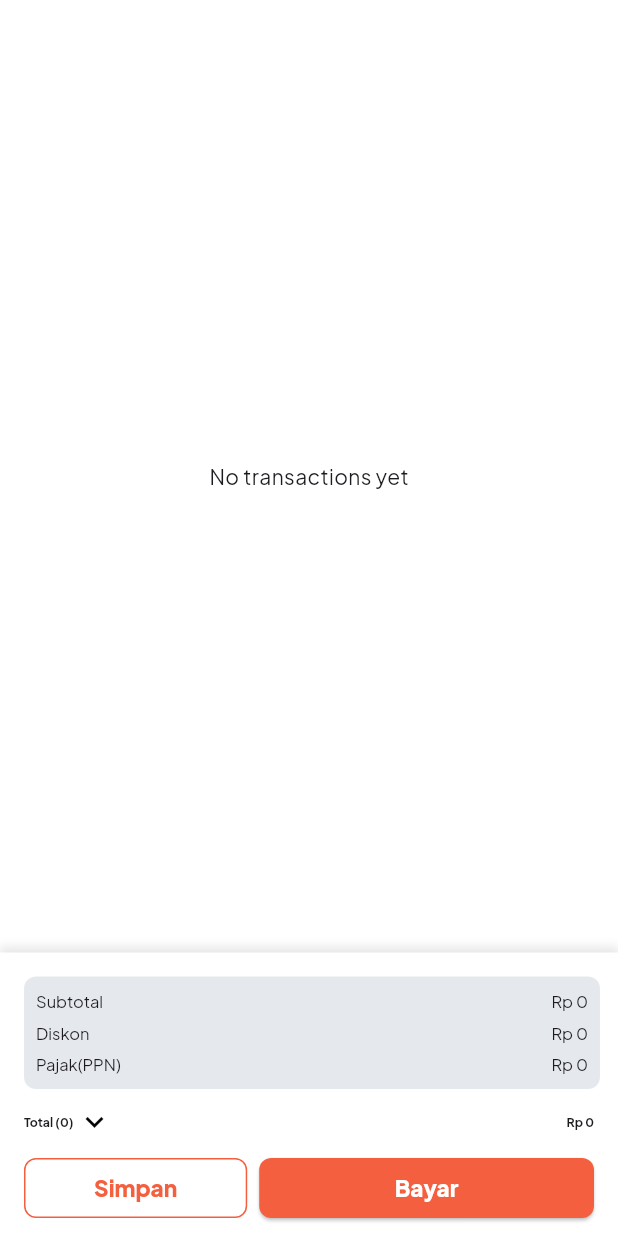
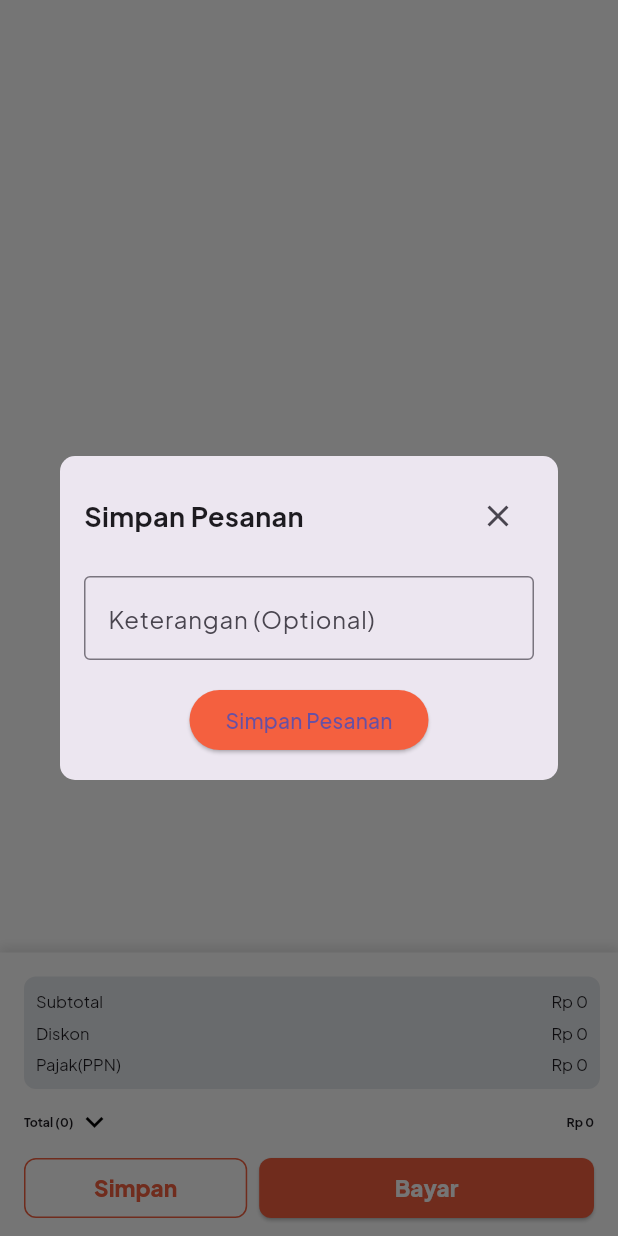
Before and after one commit to AKIB-POS/akib_pos, a Flutter app: the RightBody widget shown alone on an empty page, opened directly, after a tap on "Simpan", on a phone screen of 412 x 824 dp. Run offline on Flutter 3.47's test engine with Material 3 defaults, Android fonts, the phone set to English and light mode, and no system bars; our stand-ins replace badges, bloc, connectivity_plus, dartz, dropdown_button2, equatable and 8 more; missing offline and left inert: d_info; accounts and stored records are empty; network calls fail.

Commit message:
cashier - add save logic

```diff
--- /dev/null
+++ b/lib/features/cashier/data/models/full_transaction_models.dart
@@ -0,0 +1,27 @@
+import 'package:akib_pos/features/cashier/data/models/transaction_model.dart';
+
+class FullTransactionModel {
+  final List<TransactionModel> transactions;
+  final String savedNotes;
+  final DateTime time; // Add this line
+
+  FullTransactionModel({
+    required this.transactions,
+    required this.savedNotes,
+    required this.time, // Add this line
+  });
+
+  Map<String, dynamic> toJson() => {
+    'transactions': transactions.map((t) => t.toJson()).toList(),
+    'savedNotes': savedNotes,
+    'time': time.toIso8601String(), // Add this line
+  };
+
+  factory FullTransactionModel.fromJson(Map<String, dynamic> json) => FullTransactionModel(
+    transactions: (json['transactions'] as List)
+        .map((item) => TransactionModel.fromJson(item))
+        .toList(),
+    savedNotes: json['savedNotes'],
+    time: DateTime.parse(json['time']), // Add this line
+  );
+}
--- /dev/null
+++ b/lib/features/cashier/presentation/bloc/badge/badge_cubit.dart
@@ -0,0 +1,15 @@
+import 'package:akib_pos/features/cashier/data/datasources/transaction_service.dart';
+import 'package:akib_pos/features/cashier/data/models/full_transaction_models.dart';
+import 'package:flutter_bloc/flutter_bloc.dart';
+
+class BadgeCubit extends Cubit<int> {
+  final TransactionService _transactionService;
+
+  BadgeCubit(this._transactionService) : super(0);
+
+  void updateBadgeCount() async {
+    List<FullTransactionModel> transactions = await _transactionService.getFullTransactions();
+    emit(transactions.length);
+  }
+
+}
--- a/lib/features/cashier/presentation/bloc/cashier_cubit.dart
+++ b/lib/features/cashier/presentation/bloc/cashier_cubit.dart
@@ -23,7 +23,6 @@ class CashierCubit extends Cubit<CashierState> {
     emit(state.copyWith(isLoading: true));
     try {
       await _fetchDataFromApi();
-
       final categories = await localDataSource.getCachedCategories();
       final subCategories = await localDataSource.getCachedSubCategories();
       final products = await localDataSource.getCachedProducts();
--- a/lib/features/cashier/presentation/pages/cashier_page.dart
+++ b/lib/features/cashier/presentation/pages/cashier_page.dart
@@ -1,5 +1,5 @@
-import 'package:akib_pos/features/cashier/presentation/widgets/left_body.dart';
-import 'package:akib_pos/features/cashier/presentation/widgets/right_body.dart';
+import 'package:akib_pos/features/cashier/presentation/widgets/content_body_cashier/left_body.dart';
+import 'package:akib_pos/features/cashier/presentation/widgets/content_body_cashier/right_body.dart';
 import 'package:flutter/material.dart';
 import 'package:akib_pos/common/app_colors.dart';
 import 'package:akib_pos/features/home/widget/my_drawer.dart';
--- a/lib/features/cashier/presentation/widgets/left_body.dart
+++ b/lib/features/cashier/presentation/widgets/content_body_cashier/left_body.dart
@@ -1,8 +1,8 @@
 import 'package:akib_pos/common/app_colors.dart';
 import 'package:akib_pos/features/cashier/presentation/bloc/cashier_cubit.dart';
-import 'package:akib_pos/features/cashier/presentation/widgets/category_drop_down.dart';
-import 'package:akib_pos/features/cashier/presentation/widgets/menu_grid.dart';
-import 'package:akib_pos/features/cashier/presentation/widgets/sub_category_list.dart';
+import 'package:akib_pos/features/cashier/presentation/widgets/content_body_cashier/category_drop_down.dart';
+import 'package:akib_pos/features/cashier/presentation/widgets/content_body_cashier/menu_grid.dart';
+import 'package:akib_pos/features/cashier/presentation/widgets/content_body_cashier/sub_category_list.dart';
 import 'package:flutter/material.dart';
 import 'package:flutter_bloc/flutter_bloc.dart';
 
--- a/lib/features/cashier/presentation/widgets/menu_grid.dart
+++ b/lib/features/cashier/presentation/widgets/content_body_cashier/menu_grid.dart
@@ -3,7 +3,7 @@ import 'package:akib_pos/common/app_text_styles.dart';
 import 'package:akib_pos/features/cashier/data/models/menu_item_exmpl.dart';
 import 'package:akib_pos/features/cashier/data/models/product_model.dart';
 import 'package:akib_pos/features/cashier/presentation/bloc/cashier_cubit.dart';
-import 'package:akib_pos/features/cashier/presentation/widgets/product_dialog.dart';
+import 'package:akib_pos/features/cashier/presentation/widgets/transaction/product_dialog.dart';
 import 'package:akib_pos/util/utils.dart';
 import 'package:flutter/material.dart';
 import 'package:flutter_bloc/flutter_bloc.dart';
--- a/lib/features/cashier/presentation/widgets/right_body.dart
+++ b/lib/features/cashier/presentation/widgets/content_body_cashier/right_body.dart
@@ -1,8 +1,12 @@
 import 'package:akib_pos/common/app_colors.dart';
 import 'package:akib_pos/common/app_text_styles.dart';
+import 'package:akib_pos/features/cashier/data/models/full_transaction_models.dart';
+import 'package:akib_pos/features/cashier/data/models/transaction_model.dart';
+import 'package:akib_pos/features/cashier/presentation/bloc/badge/badge_cubit.dart';
 import 'package:akib_pos/features/cashier/presentation/bloc/transaction/process_transaction_cubit.dart';
 import 'package:akib_pos/features/cashier/presentation/bloc/transaction/transaction_cubit.dart';
-import 'package:akib_pos/features/cashier/presentation/widgets/product_dialog.dart';
+import 'package:akib_pos/features/cashier/presentation/widgets/transaction/product_dialog.dart';
+import 'package:akib_pos/features/cashier/presentation/widgets/transaction/save_transaction_dialog.dart';
 import 'package:akib_pos/util/utils.dart';
 import 'package:extended_image/extended_image.dart';
 import 'package:flutter/material.dart';
@@ -49,8 +53,8 @@ class RightBody extends StatelessWidget {
                                 children: [
                                   ExtendedImage.network(
                                     transaction.product.imageUrl,
-                                    width: 90,
-                                    height: 90,
+                                    width: 80,
+                                    height: 80,
                                     fit: BoxFit.fill,
                                     cache: true,
                                     shape: BoxShape.rectangle,
@@ -197,7 +201,8 @@ class RightBody extends StatelessWidget {
                     ),
                   ],
                 ),
-                padding: EdgeInsets.only(left: 16,right: 12, top: 0,bottom: 2),
+                padding:
+                    EdgeInsets.only(left: 16, right: 12, top: 0, bottom: 2),
                 child: AnimatedCrossFade(
                   firstChild: Container(
                     decoration: BoxDecoration(
@@ -218,12 +223,16 @@ class RightBody extends StatelessWidget {
                         visible: processState.isDetailsVisible,
                         child: Container(
                           margin: EdgeInsets.only(top: 16),
-                          decoration: BoxDecoration(borderRadius: BorderRadius.circular(8), color: AppColors.textGrey300.withOpacity(0.8)),
-                          padding: EdgeInsets.symmetric(horizontal: 8, vertical: 8),
+                          decoration: BoxDecoration(
+                              borderRadius: BorderRadius.circular(8),
+                              color: AppColors.textGrey300.withOpacity(0.8)),
+                          padding:
+                              EdgeInsets.symmetric(horizontal: 8, vertical: 8),
                           child: Column(
                             children: [
                               Row(
-                                mainAxisAlignment: MainAxisAlignment.spaceBetween,
+                                mainAxisAlignment:
+                                    MainAxisAlignment.spaceBetween,
                                 children: [
                                   Text('Subtotal', style: AppTextStyle.body3),
                                   Text(
@@ -234,16 +243,22 @@ class RightBody extends StatelessWidget {
                               ),
                               const SizedBox(height: 4),
                               Row(
-                                mainAxisAlignment: MainAxisAlignment.spaceBetween,
+                                mainAxisAlignment:
+                                    MainAxisAlignment.spaceBetween,
                                 children: [
                                   Text('Diskon', style: AppTextStyle.body3),
-                                  Text(Utils.formatCurrencyDouble(_calculateDiscount(
-                                  context.read<TransactionCubit>().state)),style: AppTextStyle.body3),
+                                  Text(
+                                      Utils.formatCurrencyDouble(
+                                          _calculateDiscount(context
+                                              .read<TransactionCubit>()
+                                              .state)),
+                                      style: AppTextStyle.body3),
                                 ],
                               ),
                               const SizedBox(height: 4),
                               Row(
-                                mainAxisAlignment: MainAxisAlignment.spaceBetween,
+                                mainAxisAlignment:
+                                    MainAxisAlignment.spaceBetween,
                                 children: [
                                   Text('Pajak(PPN)', style: AppTextStyle.body3),
                                   Text(Utils.formatCurrencyDouble(state.tax),
@@ -272,20 +287,20 @@ class RightBody extends StatelessWidget {
                     const EdgeInsets.symmetric(vertical: 8.0, horizontal: 16.0),
                 child: Column(
                   children: [
-                    Row(
+                    GestureDetector(
+                      onTap: () {
+                        context
+                            .read<ProcessTransactionCubit>()
+                            .toggleDetailsVisibility();
+                      },
+                      child: Row(
                         children: [
                           Text(
                             'Total (${context.read<TransactionCubit>().state.transactions.length})',
                             style: AppTextStyle.headline6,
                           ),
                           const SizedBox(width: 2),
-                        GestureDetector(
-                          onTap: () {
-                            context
-                                .read<ProcessTransactionCubit>()
-                                .toggleDetailsVisibility();
-                          },
-                          child: BlocBuilder<ProcessTransactionCubit,
+                          BlocBuilder<ProcessTransactionCubit,
                               ProcessTransactionState>(
                             builder: (context, state) {
                               return Icon(
@@ -295,7 +310,6 @@ class RightBody extends StatelessWidget {
                                 color: Colors.black,
                               );
                             },
-                          ),
                           ),
                           Spacer(),
                           Row(
@@ -308,6 +322,7 @@ class RightBody extends StatelessWidget {
                             ],
                           ),
                         ],
+                      ),
                     ),
                     const SizedBox(height: 8),
                     Row(
@@ -322,10 +337,38 @@ class RightBody extends StatelessWidget {
                                 borderRadius: BorderRadius.circular(8),
                               ),
                             ),
-                            onPressed: () {
-                              // Handle Simpan action
+                            onPressed: () async {
+                              showDialog(
+                                context: context,
+                                builder: (BuildContext context) {
+                                  return SaveTransactionDialog(
+                                    onSave: (notes) async {
+                                      List<TransactionModel> transactions =
+                                          context
+                                              .read<TransactionCubit>()
+                                              .state
+                                              .transactions;
+
+                                      await context
+                                          .read<TransactionCubit>()
+                                          .saveFullTransaction(
+                                              transactions, notes);
+                                      // Get the saved full transactions count and update the badge count
+                                      List<FullTransactionModel>
+                                          savedFullTransactions = await context
+                                              .read<TransactionCubit>()
+                                              .getFullTransactions();
+                                      context
+                                          .read<BadgeCubit>()
+                                          .updateBadgeCount();
                                     },
-                            child:  Text('Simpan',style: AppTextStyle.headline5.copyWith(color: AppColors.primaryMain)),
+                                  );
+                                },
+                              );
+                            },
+                            child: Text('Simpan',
+                                style: AppTextStyle.headline5
+                                    .copyWith(color: AppColors.primaryMain)),
                           ),
                         ),
                         const SizedBox(width: 8),
@@ -341,7 +384,9 @@ class RightBody extends StatelessWidget {
                                 shape: RoundedRectangleBorder(
                                   borderRadius: BorderRadius.circular(8.0),
                                 )),
-                            child:  Text('Bayar',style: AppTextStyle.headline5.copyWith(color: Colors.white)),
+                            child: Text('Bayar',
+                                style: AppTextStyle.headline5
+                                    .copyWith(color: Colors.white)),
                           ),
                         ),
                       ],
@@ -355,7 +400,6 @@ class RightBody extends StatelessWidget {
       ),
     );
   }
-
 
   double _calculateSubtotal(TransactionState state) {
     print("${state.transactions}");
@@ -379,6 +423,7 @@ class RightBody extends StatelessWidget {
   }
 
   double _calculateTotal(TransactionState state) {
+    print("apa statenya ${state.transactions}");
     final subtotal = _calculateSubtotal(state);
     final discount = _calculateDiscount(state);
     final tax = state.tax;
--- /dev/null
+++ b/lib/features/cashier/presentation/widgets/transaction/save_transaction_dialog.dart
@@ -0,0 +1,60 @@
+import 'package:akib_pos/common/app_colors.dart';
+import 'package:flutter/material.dart';
+
+class SaveTransactionDialog extends StatefulWidget {
+  final Function(String) onSave;
+
+  SaveTransactionDialog({required this.onSave});
+
+  @override
+  _SaveTransactionDialogState createState() => _SaveTransactionDialogState();
+}
+
+class _SaveTransactionDialogState extends State<SaveTransactionDialog> {
+  final TextEditingController _controller = TextEditingController();
+
+  @override
+  Widget build(BuildContext context) {
+    return Dialog(
+      shape: RoundedRectangleBorder(borderRadius: BorderRadius.circular(10)),
+      child: Container(
+        padding: EdgeInsets.all(16),
+        child: Column(
+          mainAxisSize: MainAxisSize.min,
+          children: [
+            Row(
+              mainAxisAlignment: MainAxisAlignment.spaceBetween,
+              children: [
+                Text('Simpan Pesanan', style: TextStyle(fontSize: 18, fontWeight: FontWeight.bold)),
+                IconButton(
+                  icon: Icon(Icons.close),
+                  onPressed: () => Navigator.of(context).pop(),
+                ),
+              ],
+            ),
+            SizedBox(height: 16),
+            TextField(
+              controller: _controller,
+              decoration: InputDecoration(
+                labelText: 'Keterangan (Optional)',
+                hintText: 'Masukkan Keterangan',
+                border: OutlineInputBorder(),
+              ),
+            ),
+            SizedBox(height: 16),
+            ElevatedButton(
+              onPressed: () {
+                widget.onSave(_controller.text);
+                Navigator.of(context).pop();
+              },
+              child: Text('Simpan Pesanan'),
+              style: ElevatedButton.styleFrom(
+                backgroundColor: AppColors.primaryMain, // Update to match your style
+              ),
+            ),
+          ],
+        ),
+      ),
+    );
+  }
+}
--- a/lib/main.dart
+++ b/lib/main.dart
@@ -1,5 +1,6 @@
 import 'package:akib_pos/common/app_colors.dart';
 import 'package:akib_pos/di/injection_container.dart';
+import 'package:akib_pos/features/cashier/presentation/bloc/badge/badge_cubit.dart';
 import 'package:akib_pos/features/cashier/presentation/bloc/cashier_cubit.dart';
 import 'package:akib_pos/features/cashier/presentation/bloc/product/product_bloc.dart';
 import 'package:akib_pos/features/cashier/presentation/bloc/transaction/process_transaction_cubit.dart';
@@ -44,9 +45,10 @@ void main() async {
             productBloc: sl<ProductBloc>(),
           )..loadData(),
         ),
-        BlocProvider(create:  (context) => TransactionCubit()), // Ensure this is provided here
+        BlocProvider(create:  (context) => TransactionCubit(sl())), // Ensure this is provided here
         BlocProvider(create:  (context) => ProcessTransactionCubit()), // Ensure this is provided here
-        BlocProvider(create:  (context) => VoucherCubit(sl())) // Ensure this is provided here
+        BlocProvider(create:  (context) => VoucherCubit(sl())), // Ensure this is provided here
+        BlocProvider(create:  (context) => BadgeCubit(sl())), // Ensure this is provided here
       ],
       child: MyApp(),
     ),
--- a/pubspec.yaml
+++ b/pubspec.yaml
@@ -58,6 +58,7 @@ dependencies:
   shimmer: ^3.0.0
   intl: ^0.19.0
   d_info: ^0.2.0
+  badges: ^3.1.2
 
 dev_dependencies:
   flutter_test:
```
Also changed, not shown: lib/di/injection_container.dart (+13 -0 lines), lib/features/cashier/data/datasources/transaction_service.dart (added, +38 -0 lines), lib/features/cashier/data/models/transaction_model.dart (+25 -0 lines), lib/features/cashier/presentation/bloc/transaction/transaction_cubit.dart (+32 -1 lines), lib/features/cashier/presentation/widgets/app_bar_content.dart (+31 -8 lines), lib/features/cashier/presentation/widgets/transaction/saved_transactions_dialog.dart (added, +219 -0 lines), lib/features/cashier/presentation/widgets/content_body_cashier/category_drop_down.dart (renamed from lib/features/cashier/presentation/widgets/category_drop_down.dart), lib/features/cashier/presentation/widgets/content_body_cashier/sub_category_list.dart (renamed from lib/features/cashier/presentation/widgets/sub_category_list.dart), lib/features/cashier/presentation/widgets/transaction/product_dialog.dart (renamed from lib/features/cashier/presentation/widgets/product_dialog.dart), lib/features/cashier/presentation/widgets/transaction/voucher_dialog.dart (renamed from lib/features/cashier/presentation/widgets/voucher_dialog.dart), pubspec.lock. Lines whose indentation alone changed are shown as unchanged.
